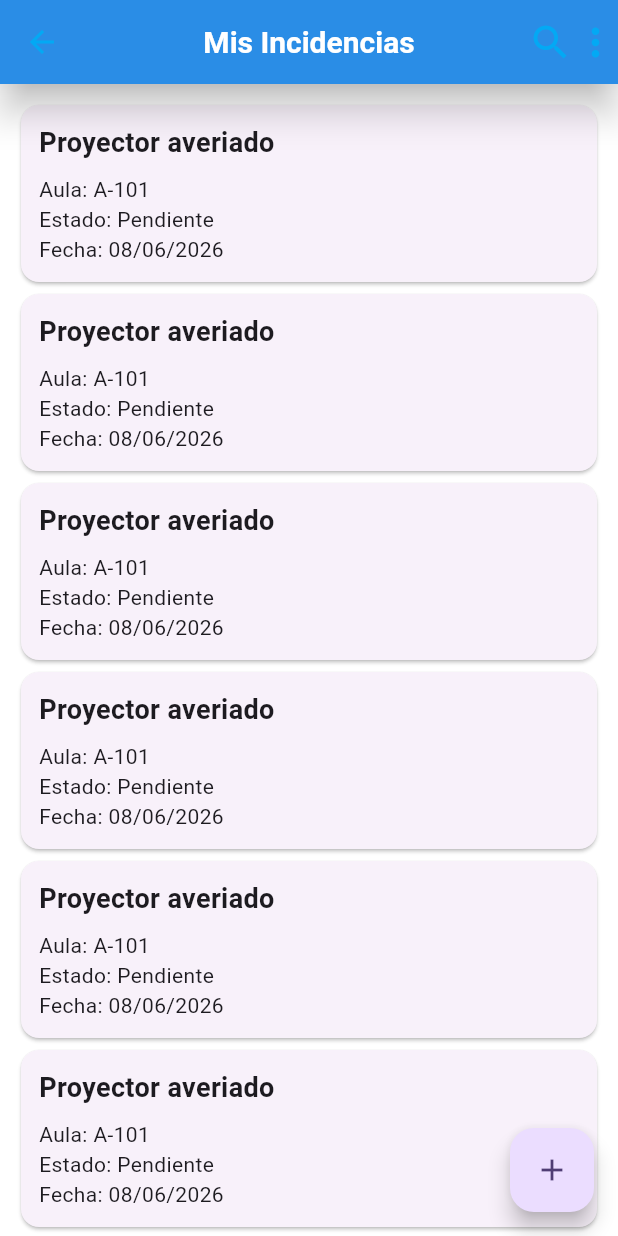
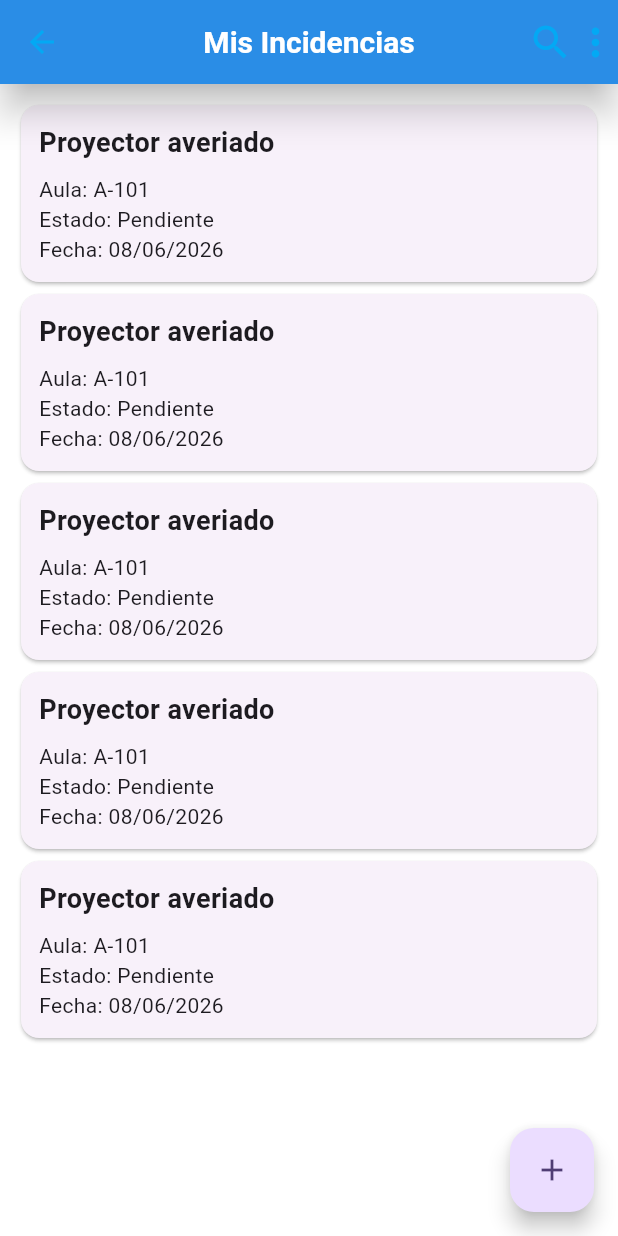
Before and after one commit to PROJECTS-ASI/incident-hub-front, a Flutter app: the screen it shows after launch, after a tap on "INICIAR SESIÓN", on a phone screen of 412 x 824 dp. Run offline on Flutter 3.47's test engine with Material 3 defaults, Android fonts, the phone set to English and light mode, and no system bars.

Commit message:
second commit

```diff
--- a/lib/pages/incident_page.dart
+++ b/lib/pages/incident_page.dart
@@ -3,12 +3,6 @@ import 'package:incident_hub/widgets/app_bar_widget.dart';
 
 
 final List<Map <String, String>> incidents = [
-  {
-    "titulo": "Proyector averiado",
-    "aula": "A-101",
-    "estado": "Pendiente",
-    "fecha": "08/06/2026"
-  },
   {
     "titulo": "Proyector averiado",
     "aula": "A-101",
```
